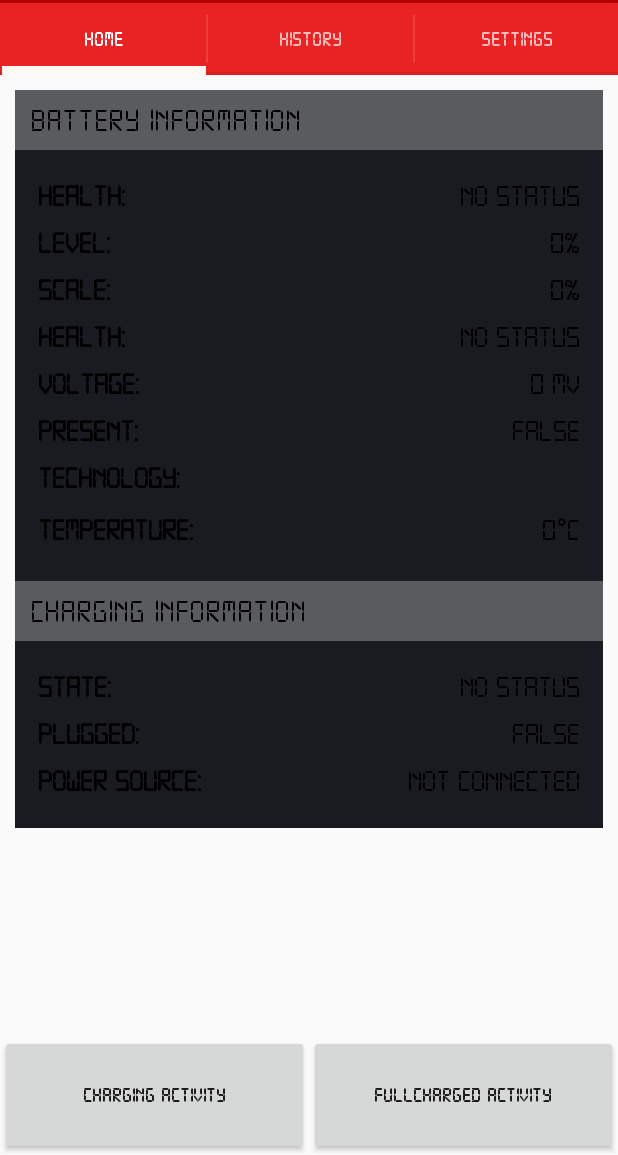
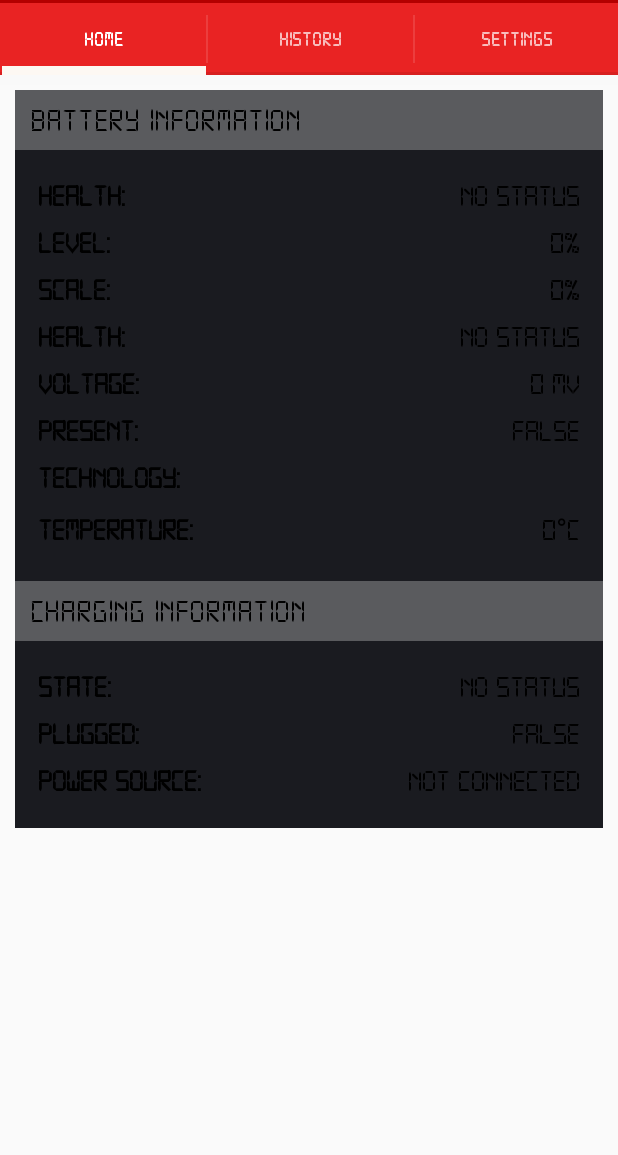
Before and after one commit to rewin0087/battery-manager, an Android app: the screen it shows after launch (MainActivity), on a phone screen of 412 x 824 dp, the part 81-1236 px from its top. Run offline under Robolectric (Android 15) with nearby library versions, the phone set to English and light mode, and no system bars; 9 statements that could not run were skipped.

Commit message:
commented test buttons

```diff
--- a/app/src/main/java/com/battery_monitor/android/batterymonitor/fragments/HomeFragment.java
+++ b/app/src/main/java/com/battery_monitor/android/batterymonitor/fragments/HomeFragment.java
@@ -1,16 +1,12 @@
 package com.battery_monitor.android.batterymonitor.fragments;
 
-import android.content.Intent;
 import android.os.Bundle;
 import android.view.LayoutInflater;
 import android.view.View;
 import android.view.ViewGroup;
-import android.widget.Button;
 import android.widget.LinearLayout;
 
 import com.battery_monitor.android.batterymonitor.R;
-import com.battery_monitor.android.batterymonitor.activities.ChargingActivity;
-import com.battery_monitor.android.batterymonitor.activities.FullChargedActivity;
 import com.battery_monitor.android.batterymonitor.helpers.BatteryDetailCardView;
 import com.battery_monitor.android.batterymonitor.utilities.Battery;
 
@@ -43,7 +39,7 @@ public class HomeFragment extends BaseFragment {
         battery = new Battery(context);
         rootView = inflater.inflate(R.layout.home_fragment, container, false);
         LinearLayout homeContainer = (LinearLayout) rootView.findViewById(R.id.home_container);
-        setButtonOnClickListener();
+//        setButtonOnClickListener();
 
         // BATTERY INFORMATION
         homeContainer.addView(batteryInformationView());
@@ -53,26 +49,26 @@ public class HomeFragment extends BaseFragment {
         return rootView;
     }
 
-    private void setButtonOnClickListener() {
-        Button chargingButton = (Button) rootView.findViewById(R.id.charging_button);
-        Button fullChargedButton = (Button) rootView.findViewById(R.id.fullcharged_button);
-
-        chargingButton.setOnClickListener(new View.OnClickListener() {
-            @Override
-            public void onClick(View v) {
-                Intent i = new Intent(context, ChargingActivity.class);
-                startActivity(i);
-            }
-        });
-
-        fullChargedButton.setOnClickListener(new View.OnClickListener() {
-            @Override
-            public void onClick(View v) {
-                Intent i = new Intent(context, FullChargedActivity.class);
-                startActivity(i);
-            }
-        });
-    }
+//    private void setButtonOnClickListener() {
+//        Button chargingButton = (Button) rootView.findViewById(R.id.charging_button);
+//        Button fullChargedButton = (Button) rootView.findViewById(R.id.fullcharged_button);
+//
+//        chargingButton.setOnClickListener(new View.OnClickListener() {
+//            @Override
+//            public void onClick(View v) {
+//                Intent i = new Intent(context, ChargingActivity.class);
+//                startActivity(i);
+//            }
+//        });
+//
+//        fullChargedButton.setOnClickListener(new View.OnClickListener() {
+//            @Override
+//            public void onClick(View v) {
+//                Intent i = new Intent(context, FullChargedActivity.class);
+//                startActivity(i);
+//            }
+//        });
+//    }
 
     private BatteryDetailCardView chargingInformationView() {
         BatteryDetailCardView chargingInformationCardView = BatteryDetailCardView.getInstance(context);
--- a/app/src/main/java/com/battery_monitor/android/batterymonitor/utilities/Session.java
+++ b/app/src/main/java/com/battery_monitor/android/batterymonitor/utilities/Session.java
@@ -62,7 +62,7 @@ public class Session {
 
     public String getCurrentTime() {
         Date date = new Date();
-        SimpleDateFormat ft = new SimpleDateFormat("hh:mm:ss");
+        SimpleDateFormat ft = new SimpleDateFormat("hh:mm:ss a");
         return ft.format(date).toString();
     }
 
--- a/app/src/main/res/layout/home_fragment.xml
+++ b/app/src/main/res/layout/home_fragment.xml
@@ -18,29 +18,29 @@
 
     </ScrollView>
 
-    <RelativeLayout
-        android:layout_width="match_parent"
-        android:layout_height="80dp"
-        android:layout_alignParentBottom="true"
-        android:background="@android:color/transparent">
+    <!--<RelativeLayout-->
+        <!--android:layout_width="match_parent"-->
+        <!--android:layout_height="80dp"-->
+        <!--android:layout_alignParentBottom="true"-->
+        <!--android:background="@android:color/transparent">-->
 
-        <LinearLayout
-            android:layout_width="match_parent"
-            android:layout_height="match_parent">
+        <!--<LinearLayout-->
+            <!--android:layout_width="match_parent"-->
+            <!--android:layout_height="match_parent">-->
 
-            <Button
-                android:id="@+id/charging_button"
-                android:layout_width="match_parent"
-                android:layout_height="match_parent"
-                android:layout_weight="1"
-                android:text="CHARGING Activity"/>
+            <!--<Button-->
+                <!--android:id="@+id/charging_button"-->
+                <!--android:layout_width="match_parent"-->
+                <!--android:layout_height="match_parent"-->
+                <!--android:layout_weight="1"-->
+                <!--android:text="CHARGING Activity"/>-->
 
-            <Button
-                android:id="@+id/fullcharged_button"
-                android:layout_width="match_parent"
-                android:layout_height="match_parent"
-                android:layout_weight="1"
-                android:text="FULLCHARGED Activity"/>
-        </LinearLayout>
-    </RelativeLayout>
+            <!--<Button-->
+                <!--android:id="@+id/fullcharged_button"-->
+                <!--android:layout_width="match_parent"-->
+                <!--android:layout_height="match_parent"-->
+                <!--android:layout_weight="1"-->
+                <!--android:text="FULLCHARGED Activity"/>-->
+        <!--</LinearLayout>-->
+    <!--</RelativeLayout>-->
 </RelativeLayout>
```
